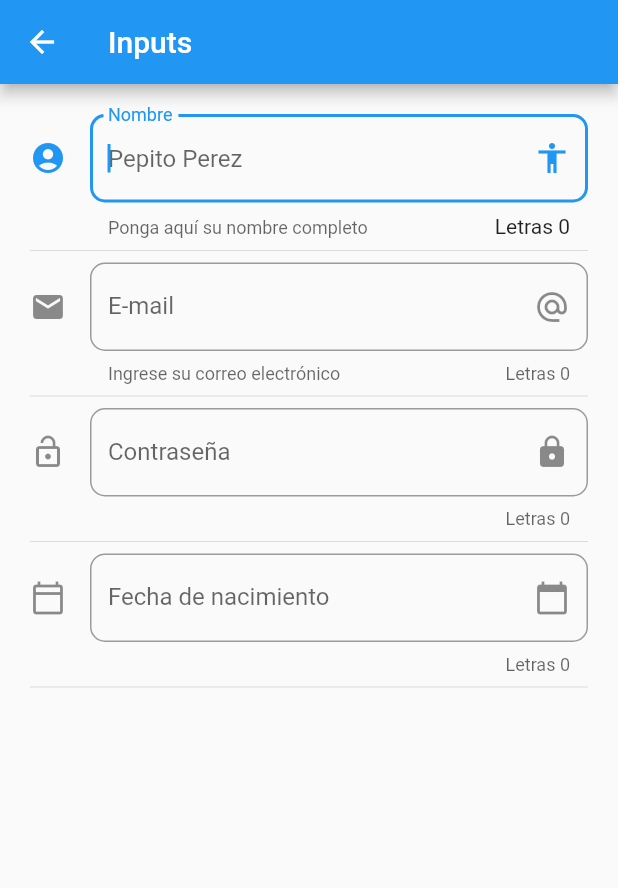
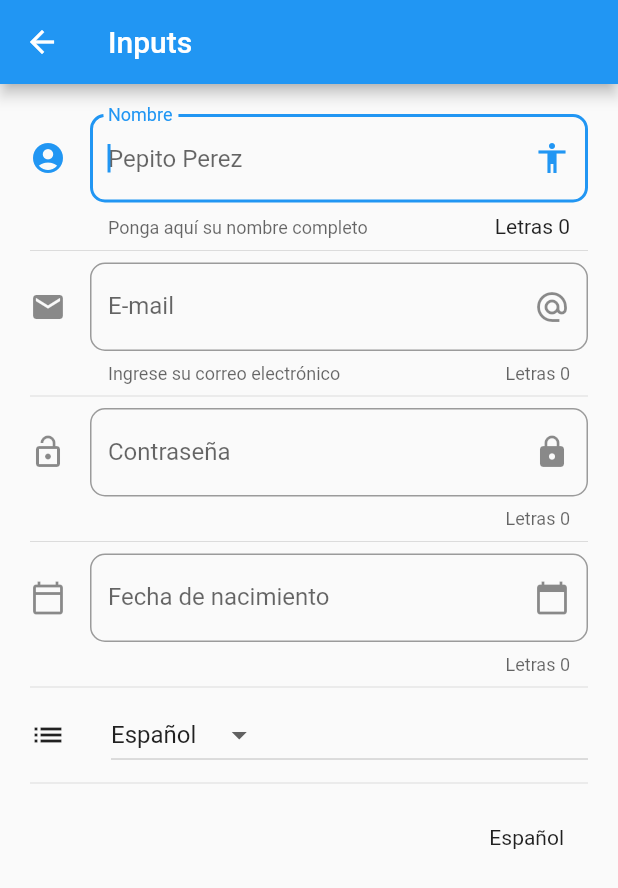
Before and after one commit to alejomongua/flutter2, a Flutter app: the InputPage screen opened by its route, on a phone screen of 412 x 824 dp. Shown: the top 888 px of the screen. Run offline on Flutter 3.47's test engine with Material 2 defaults, Android fonts, the phone set to English and light mode, and no system bars.

Commit message:
Added dropdown

```diff
--- a/lib/src/pages/input_page.dart
+++ b/lib/src/pages/input_page.dart
@@ -12,10 +12,23 @@ class _InputPageState extends State<InputPage> {
   String _email = '';
   String _password = '';
 
+  final List<String> _idiomas = [
+    'Español',
+    'Inglés',
+    'Francés',
+    'Italiano',
+    'Portugués',
+  ];
+
+  String _idiomaSeleccionado = '';
   TextEditingController _inputFieldDateController = new TextEditingController();
 
   @override
   Widget build(BuildContext context) {
+    if (_idiomaSeleccionado == '') {
+      _idiomaSeleccionado = _idiomas[0];
+    }
+
     return Scaffold(
       appBar: AppBar(
         title: Text('Inputs'),
@@ -30,6 +43,8 @@ class _InputPageState extends State<InputPage> {
           _crearPassword(),
           Divider(),
           _crearFecha(context),
+          Divider(),
+          _crearDropdown(),
           Divider(),
           _crearPersona(),
         ],
@@ -58,6 +73,7 @@ class _InputPageState extends State<InputPage> {
   Widget _crearPersona() => ListTile(
         title: Text(_nombre),
         leading: Text(_email),
+        trailing: Text(_idiomaSeleccionado),
       );
 
   _crearEmail() => TextField(
@@ -112,6 +128,36 @@ class _InputPageState extends State<InputPage> {
         ),
       );
 
+  List<DropdownMenuItem<String>> _dropdownMenuItems() {
+    List<DropdownMenuItem<String>> lista = [];
+
+    _idiomas.forEach((element) {
+      lista.add(DropdownMenuItem(
+        child: Text(element),
+        value: element,
+      ));
+    });
+
+    return lista;
+  }
+
+  _crearDropdown() => Row(
+        children: [
+          Icon(Icons.list),
+          SizedBox(width: 30),
+          Expanded(
+            child: DropdownButton(
+              value: _idiomaSeleccionado,
+              onChanged: (item) {
+                _idiomaSeleccionado = item;
+                setState(() {});
+              },
+              items: _dropdownMenuItems(),
+            ),
+          ),
+        ],
+      );
+
   _selectDate(context) async {
     FocusScope.of(context).requestFocus(new FocusNode());
     DateTime picked = await showDatePicker(
```
